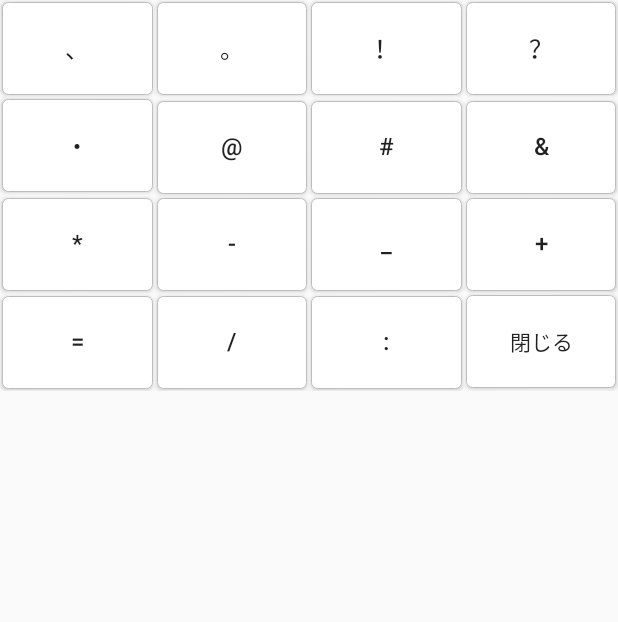
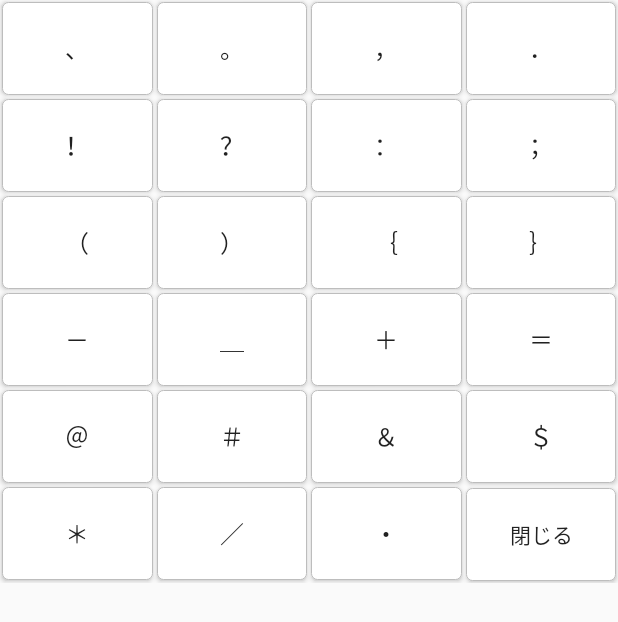
Before and after one commit to akihirotakeda1111/2touch-keyboard, an Android app built with Jetpack Compose: the layout keyboard_symbol_view.xml on its own in the app's theme, with its tools: preview values and no code run, on a phone screen of 412 x 824 dp. Shown: the top 622 px of the screen. Run offline under Robolectric (Android 15) with nearby library versions, the phone set to English and light mode, and no system bars.

Commit message:
記号パネルを入力モード別の23記号に拡張する
4列×6行へ増やし、ひらがなでは全角、英字・数字では半角を表示して入力する。
パネルを開いた時点のモードでキー表示と入力文字を一致させる。

Co-authored-by: akihirotakeda1111 <akihirotakeda1111@users.noreply.github.com>

```diff
--- a/app/src/main/res/layout/keyboard_symbol_view.xml
+++ b/app/src/main/res/layout/keyboard_symbol_view.xml
@@ -4,119 +4,175 @@
     android:layout_width="match_parent"
     android:layout_height="wrap_content"
     android:columnCount="4"
-    android:rowCount="4"
+    android:rowCount="6"
     android:useDefaultMargins="false">
 
     <Button
-        android:id="@+id/symbol_key_comma"
+        android:id="@+id/symbol_key_ideographic_comma"
         style="@style/KeyboardKey"
         android:layout_column="0"
         android:layout_row="0"
         android:text="、" />
 
     <Button
-        android:id="@+id/symbol_key_period"
+        android:id="@+id/symbol_key_ideographic_period"
         style="@style/KeyboardKey"
         android:layout_column="1"
         android:layout_row="0"
         android:text="。" />
 
     <Button
-        android:id="@+id/symbol_key_exclamation"
+        android:id="@+id/symbol_key_comma"
         style="@style/KeyboardKey"
         android:layout_column="2"
         android:layout_row="0"
+        android:text="，" />
+
+    <Button
+        android:id="@+id/symbol_key_period"
+        style="@style/KeyboardKey"
+        android:layout_column="3"
+        android:layout_row="0"
+        android:text="．" />
+
+    <Button
+        android:id="@+id/symbol_key_exclamation"
+        style="@style/KeyboardKey"
+        android:layout_column="0"
+        android:layout_row="1"
         android:text="！" />
 
     <Button
         android:id="@+id/symbol_key_question"
         style="@style/KeyboardKey"
-        android:layout_column="3"
-        android:layout_row="0"
+        android:layout_column="1"
+        android:layout_row="1"
         android:text="？" />
 
     <Button
-        android:id="@+id/symbol_key_middle_dot"
+        android:id="@+id/symbol_key_colon"
+        style="@style/KeyboardKey"
+        android:layout_column="2"
+        android:layout_row="1"
+        android:text="：" />
+
+    <Button
+        android:id="@+id/symbol_key_semicolon"
+        style="@style/KeyboardKey"
+        android:layout_column="3"
+        android:layout_row="1"
+        android:text="；" />
+
+    <Button
+        android:id="@+id/symbol_key_left_parenthesis"
         style="@style/KeyboardKey"
         android:layout_column="0"
-        android:layout_row="1"
-        android:text="・" />
+        android:layout_row="2"
+        android:text="（" />
+
+    <Button
+        android:id="@+id/symbol_key_right_parenthesis"
+        style="@style/KeyboardKey"
+        android:layout_column="1"
+        android:layout_row="2"
+        android:text="）" />
+
+    <Button
+        android:id="@+id/symbol_key_left_brace"
+        style="@style/KeyboardKey"
+        android:layout_column="2"
+        android:layout_row="2"
+        android:text="｛" />
+
+    <Button
+        android:id="@+id/symbol_key_right_brace"
+        style="@style/KeyboardKey"
+        android:layout_column="3"
+        android:layout_row="2"
+        android:text="｝" />
+
+    <Button
+        android:id="@+id/symbol_key_hyphen"
+        style="@style/KeyboardKey"
+        android:layout_column="0"
+        android:layout_row="3"
+        android:text="－" />
+
+    <Button
+        android:id="@+id/symbol_key_underscore"
+        style="@style/KeyboardKey"
+        android:layout_column="1"
+        android:layout_row="3"
+        android:text="＿" />
+
+    <Button
+        android:id="@+id/symbol_key_plus"
+        style="@style/KeyboardKey"
+        android:layout_column="2"
+        android:layout_row="3"
+        android:text="＋" />
+
+    <Button
+        android:id="@+id/symbol_key_equals"
+        style="@style/KeyboardKey"
+        android:layout_column="3"
+        android:layout_row="3"
+        android:text="＝" />
 
     <Button
         android:id="@+id/symbol_key_at"
         style="@style/KeyboardKey"
-        android:layout_column="1"
-        android:layout_row="1"
-        android:text="@" />
+        android:layout_column="0"
+        android:layout_row="4"
+        android:text="＠" />
 
     <Button
         android:id="@+id/symbol_key_hash"
         style="@style/KeyboardKey"
-        android:layout_column="2"
-        android:layout_row="1"
-        android:text="#" />
+        android:layout_column="1"
+        android:layout_row="4"
+        android:text="＃" />
 
     <Button
         android:id="@+id/symbol_key_ampersand"
         style="@style/KeyboardKey"
+        android:layout_column="2"
+        android:layout_row="4"
+        android:text="＆" />
+
+    <Button
+        android:id="@+id/symbol_key_dollar"
+        style="@style/KeyboardKey"
         android:layout_column="3"
-        android:layout_row="1"
-        android:text="&amp;" />
+        android:layout_row="4"
+        android:text="＄" />
 
     <Button
         android:id="@+id/symbol_key_asterisk"
         style="@style/KeyboardKey"
         android:layout_column="0"
-        android:layout_row="2"
-        android:text="*" />
-
-    <Button
-        android:id="@+id/symbol_key_hyphen"
-        style="@style/KeyboardKey"
-        android:layout_column="1"
-        android:layout_row="2"
-        android:text="-" />
-
-    <Button
-        android:id="@+id/symbol_key_underscore"
-        style="@style/KeyboardKey"
-        android:layout_column="2"
-        android:layout_row="2"
-        android:text="_" />
-
-    <Button
-        android:id="@+id/symbol_key_plus"
-        style="@style/KeyboardKey"
-        android:layout_column="3"
-        android:layout_row="2"
-        android:text="+" />
-
-    <Button
-        android:id="@+id/symbol_key_equals"
-        style="@style/KeyboardKey"
-        android:layout_column="0"
-        android:layout_row="3"
-        android:text="=" />
+        android:layout_row="5"
+        android:text="＊" />
 
     <Button
         android:id="@+id/symbol_key_slash"
         style="@style/KeyboardKey"
         android:layout_column="1"
-        android:layout_row="3"
-        android:text="/" />
+        android:layout_row="5"
+        android:text="／" />
 
     <Button
-        android:id="@+id/symbol_key_colon"
+        android:id="@+id/symbol_key_middle_dot"
         style="@style/KeyboardKey"
         android:layout_column="2"
-        android:layout_row="3"
-        android:text=":" />
+        android:layout_row="5"
+        android:text="・" />
 
     <Button
         android:id="@+id/symbol_key_close"
         style="@style/KeyboardFunctionKey"
         android:layout_column="3"
-        android:layout_row="3"
+        android:layout_row="5"
         android:text="@string/key_symbol_close" />
 
 </GridLayout>
```
Also changed, not shown: app/src/main/java/com/example/twotouchkeyboard/SymbolPanel.kt (added, +107 -0 lines), app/src/main/java/com/example/twotouchkeyboard/TwoTouchKeyboardService.kt (+23 -24 lines), 2 other files.
